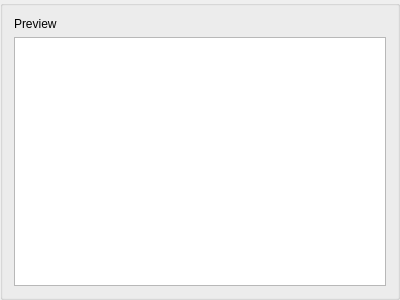
First picture: the form in app/ui/importimageseqpreview.ui, repository pencil2d/pencil, before the edit.
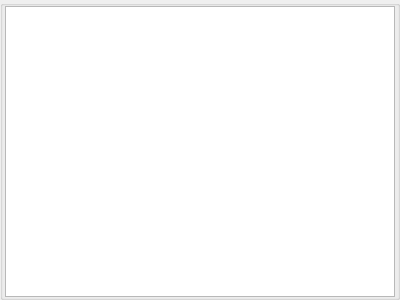
Second picture: the form after the edit.

The edit to the form file:
```diff
--- a/app/ui/importimageseqpreview.ui
+++ b/app/ui/importimageseqpreview.ui
@@ -14,15 +14,23 @@
    <string>GroupBox</string>
   </property>
   <layout class="QVBoxLayout" name="verticalLayout">
+   <property name="spacing">
+    <number>0</number>
+   </property>
+   <property name="leftMargin">
+    <number>2</number>
+   </property>
+   <property name="topMargin">
+    <number>0</number>
+   </property>
+   <property name="rightMargin">
+    <number>2</number>
+   </property>
+   <property name="bottomMargin">
+    <number>0</number>
+   </property>
    <item>
-    <widget class="QLabel" name="label">
-     <property name="text">
-      <string>Preview</string>
-     </property>
-    </widget>
-   </item>
-   <item>
-    <widget class="QListWidget" name="listWidget"/>
+    <widget class="QTableView" name="tableView"/>
    </item>
   </layout>
  </widget>
```
